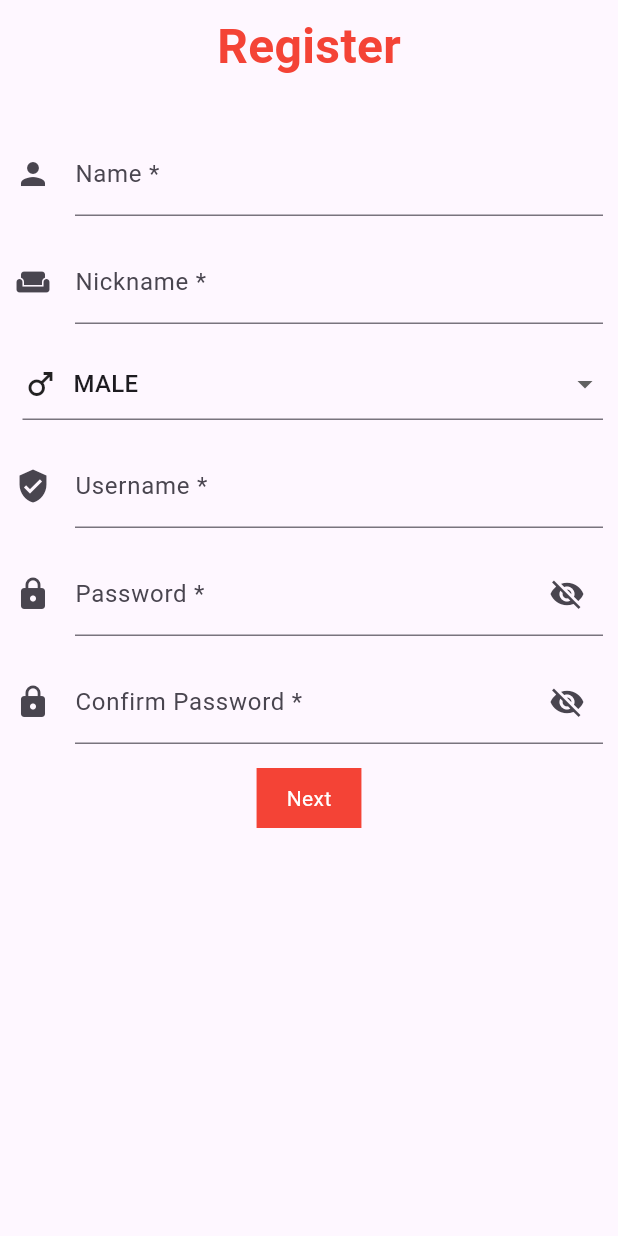
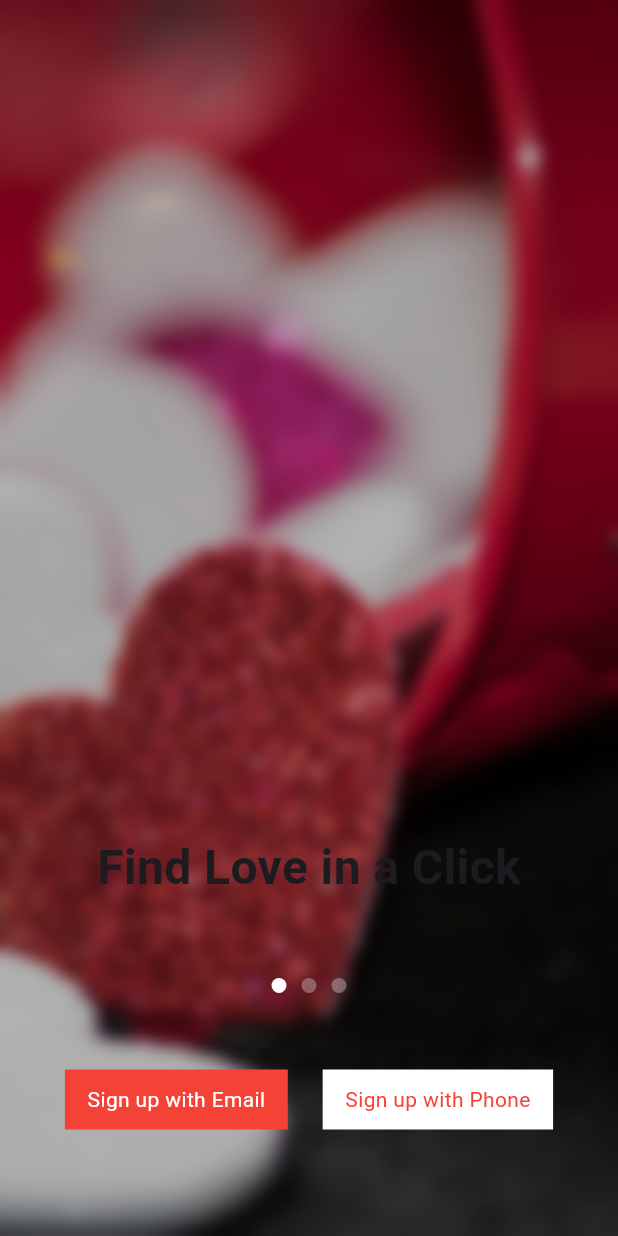
Before and after one commit to Regis-Ntwari/blisso_mobile, a Flutter app: the screen it shows after launch, on a phone screen of 412 x 824 dp. Run offline on Flutter 3.47's test engine with Material 3 defaults, Android fonts, the phone set to English and light mode, and no system bars; our stand-ins replace routemaster.

Commit message:
add welcome screens

```diff
--- a/lib/components/button_component.dart
+++ b/lib/components/button_component.dart
@@ -19,11 +19,13 @@ class ButtonComponent extends StatelessWidget {
       child: Container(
         color: backgroundColor,
         padding:
-            const EdgeInsets.only(top: 10, left: 20, right: 20, bottom: 10),
-        child: Text(
-          text,
-          style: TextStyle(color: foregroundColor),
-        ),
+            const EdgeInsets.only(top: 10, left: 15, right: 15, bottom: 10),
+        child: Wrap(children: [
+          Text(
+            text,
+            style: TextStyle(color: foregroundColor),
+          ),
+        ]),
       ),
     );
   }
--- a/lib/main.dart
+++ b/lib/main.dart
@@ -1,12 +1,14 @@
 import 'package:blisso_mobile/screens/auth/matchingSelection_screen.dart';
 import 'package:blisso_mobile/screens/auth/register_screen.dart';
 import 'package:blisso_mobile/screens/splash/splash_screen.dart';
+import 'package:blisso_mobile/screens/welcome/welcome_screen.dart';
 import 'package:flutter/material.dart';
 import 'package:routemaster/routemaster.dart';
 
 void main() {
   final routes = RouteMap(routes: {
     '/': (_) => const MaterialPage(child: SplashScreen()),
+    '/welcome': (_) => const MaterialPage(child: WelcomeScreen()),
     '/register': (_) => const MaterialPage(child: RegisterScreen()),
     '/matching-selection': (_) =>
         const MaterialPage(child: MatchingSelectionScreen())
--- a/lib/screens/splash/splash_screen.dart
+++ b/lib/screens/splash/splash_screen.dart
@@ -33,7 +33,7 @@ class _SplashScreenState extends State<SplashScreen>
 
   void navigateToRegister() {
     Future.delayed(Duration(seconds: 3), () {
-      Routemaster.of(context).replace("/register");
+      Routemaster.of(context).replace("/welcome");
     });
   }
 
--- /dev/null
+++ b/lib/screens/welcome/welcome_screen.dart
@@ -0,0 +1,151 @@
+import 'dart:async';
+import 'dart:ui';
+
+import 'package:blisso_mobile/components/button_component.dart';
+import 'package:flutter/material.dart';
+import 'package:routemaster/routemaster.dart';
+
+class WelcomeScreen extends StatefulWidget {
+  const WelcomeScreen({super.key});
+
+  @override
+  State<WelcomeScreen> createState() => _WelcomeScreenState();
+}
+
+class _WelcomeScreenState extends State<WelcomeScreen> {
+  final PageController _pageController = PageController();
+
+  int _currentPage = 0;
+
+  Timer? _timer;
+
+  final List<Map<String, String>> _images = [
+    {'image': 'assets/images/welcome1.jpg', 'text': 'Find Love in a Click'},
+    {
+      'image': 'assets/images/welcome2.jpg',
+      'text': 'Pass Time with a Loved One'
+    },
+    {
+      'image': 'assets/images/welcome3.jpg',
+      'text': 'You know what? Click Below'
+    }
+  ];
+
+  @override
+  void initState() {
+    super.initState();
+
+    _timer = Timer.periodic(const Duration(seconds: 5), (Timer timer) {
+      if (_currentPage < _images.length - 1) {
+        _currentPage++;
+      } else {
+        Routemaster.of(context).push('/register');
+      }
+
+      _pageController.animateToPage(_currentPage,
+          duration: const Duration(milliseconds: 1000), curve: Curves.easeIn);
+    });
+  }
+
+  @override
+  void dispose() {
+    super.dispose();
+
+    _timer?.cancel();
+    _pageController.dispose();
+  }
+
+  Widget _buildPageIndicator() {
+    return Row(
+      mainAxisAlignment: MainAxisAlignment.center,
+      children: _images.map((image) {
+        int index = _images.indexOf(image);
+        return Container(
+          width: 10.0,
+          height: 10.0,
+          margin: const EdgeInsets.symmetric(horizontal: 5.0),
+          decoration: BoxDecoration(
+            shape: BoxShape.circle,
+            color: _currentPage == index
+                ? Colors.white
+                : Colors.white.withOpacity(0.3),
+          ),
+        );
+      }).toList(),
+    );
+  }
+
+  @override
+  Widget build(BuildContext context) {
+    return Scaffold(
+      body: Stack(
+        children: [
+          PageView.builder(
+            controller: _pageController,
+            itemCount: _images.length,
+            onPageChanged: (value) {
+              setState(() {
+                _currentPage = value;
+              });
+            },
+            itemBuilder: (context, index) {
+              return Stack(
+                children: [
+                  Container(
+                    decoration: BoxDecoration(
+                        image: DecorationImage(
+                            image: AssetImage(_images[index]['image']!),
+                            fit: BoxFit.cover)),
+                  ),
+                  BackdropFilter(
+                    filter: ImageFilter.blur(sigmaX: 5.0, sigmaY: 5.0),
+                    child: Container(
+                      color: Colors.black.withOpacity(0.3),
+                    ),
+                  ),
+                  Align(
+                    alignment: Alignment.bottomCenter,
+                    child: Padding(
+                      padding: const EdgeInsets.all(20),
+                      child: SizedBox(
+                        height: 300,
+                        width: double.infinity,
+                        child: Column(
+                          mainAxisAlignment: MainAxisAlignment.spaceEvenly,
+                          children: [
+                            Text(
+                              _images[index]['text']!,
+                              style: const TextStyle(
+                                  fontWeight: FontWeight.bold, fontSize: 32),
+                            ),
+                            _buildPageIndicator(),
+                            Row(
+                              mainAxisAlignment: MainAxisAlignment.spaceEvenly,
+                              children: [
+                                ButtonComponent(
+                                    onTap: () {},
+                                    foregroundColor: Colors.white,
+                                    backgroundColor: Colors.red,
+                                    text: 'Sign up with Email'),
+                                ButtonComponent(
+                                  onTap: () {},
+                                  text: 'Sign up with Phone',
+                                  foregroundColor: Colors.red,
+                                  backgroundColor: Colors.white,
+                                )
+                              ],
+                            ),
+                          ],
+                        ),
+                      ),
+                    ),
+                  ),
+                ],
+              );
+            },
+          )
+        ],
+      ),
+    );
+  }
+}
--- a/pubspec.yaml
+++ b/pubspec.yaml
@@ -62,6 +62,9 @@ flutter:
   # To add assets to your application, add an assets section, like this:
   assets:
     - assets/images/blisso.png
+    - assets/images/welcome1.jpg
+    - assets/images/welcome2.jpg
+    - assets/images/welcome3.jpg
 
   # An image asset can refer to one or more resolution-specific "variants", see
   # https://flutter.dev/to/resolution-aware-images
```
Also changed, not shown: lib/screens/auth/matchingSelection_screen.dart (+60 -2 lines), assets/images/welcome1.jpg (added), assets/images/welcome2.jpg (added), assets/images/welcome3.jpg (added).
